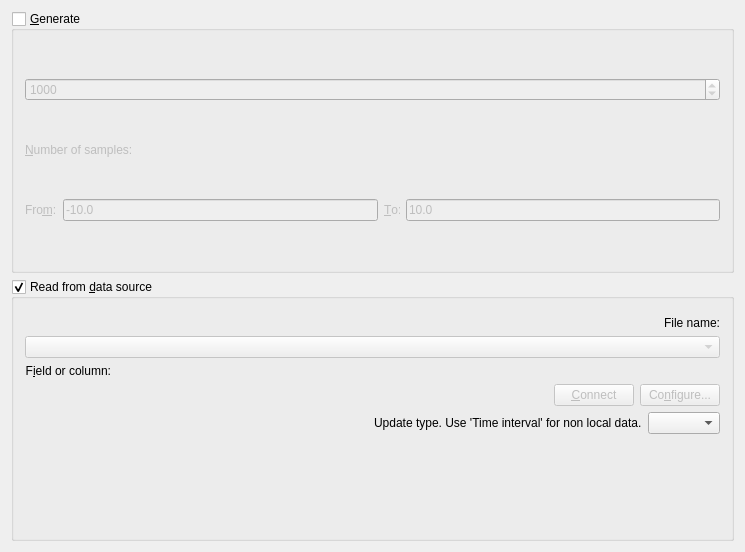
The window that src/libkstapp/vectortab.ui (Kst-plot/kst) describes before a commit, drawn with Qt 5.
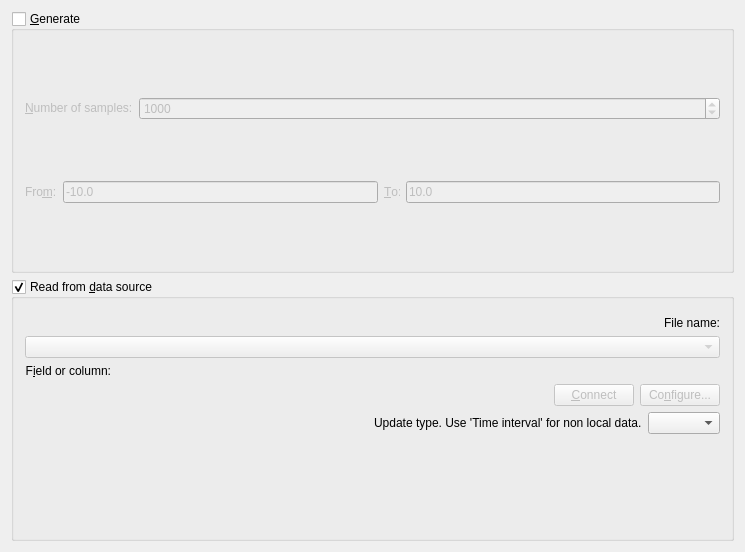
The same window after the commit. Custom widgets are drawn as their Qt base class.

Commit message: Fix broken layout for vector generation

Patch:
```diff
--- a/src/libkstapp/vectortab.ui
+++ b/src/libkstapp/vectortab.ui
@@ -28,8 +28,31 @@
      <property name="checked">
       <bool>false</bool>
      </property>
+     <layout class="QHBoxLayout" name="horizontalLayout_4">
+      <item>
      <layout class="QVBoxLayout" name="verticalLayout_3">
       <item>
+         <layout class="QHBoxLayout" name="horizontalLayout_2">
+          <item>
+           <widget class="QLabel" name="label_2">
+            <property name="sizePolicy">
+             <sizepolicy hsizetype="Fixed" vsizetype="Fixed">
+              <horstretch>0</horstretch>
+              <verstretch>0</verstretch>
+             </sizepolicy>
+            </property>
+            <property name="text">
+             <string>&amp;Number of samples:</string>
+            </property>
+            <property name="wordWrap">
+             <bool>false</bool>
+            </property>
+            <property name="buddy">
+             <cstring>_numberOfSamples</cstring>
+            </property>
+           </widget>
+          </item>
+          <item>
        <widget class="QSpinBox" name="_numberOfSamples">
         <property name="sizePolicy">
          <sizepolicy hsizetype="Expanding" vsizetype="Fixed">
@@ -51,24 +74,7 @@
         </property>
        </widget>
       </item>
-      <item>
-       <widget class="QLabel" name="label_2">
-        <property name="sizePolicy">
-         <sizepolicy hsizetype="Fixed" vsizetype="Fixed">
-          <horstretch>0</horstretch>
-          <verstretch>0</verstretch>
-         </sizepolicy>
-        </property>
-        <property name="text">
-         <string>&amp;Number of samples:</string>
-        </property>
-        <property name="wordWrap">
-         <bool>false</bool>
-        </property>
-        <property name="buddy">
-         <cstring>_numberOfSamples</cstring>
-        </property>
-       </widget>
+         </layout>
       </item>
       <item>
        <layout class="QHBoxLayout" name="horizontalLayout">
@@ -129,6 +135,8 @@
            <string>10.0</string>
           </property>
          </widget>
+          </item>
+         </layout>
         </item>
        </layout>
       </item>
```
Lines whose indentation alone changed are shown as unchanged.
